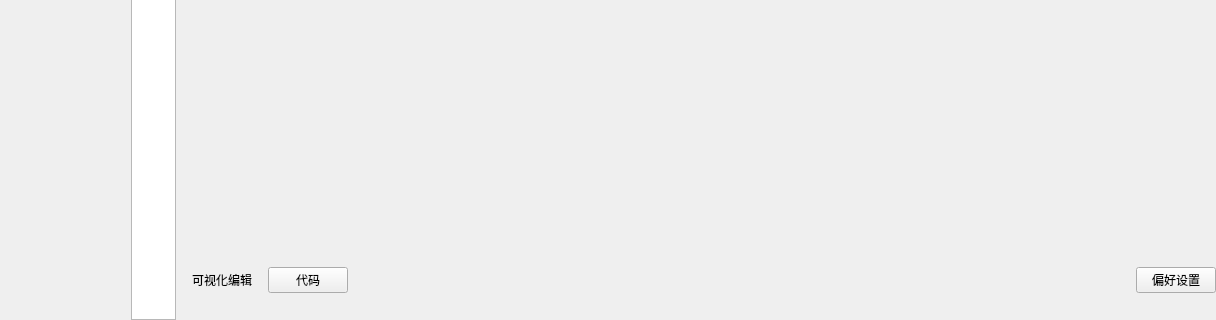
This is Visual-Editor/mainwindow.ui in Marcus-P-114514/Genshin-Impact-BWiKi-NPC-Editor as Qt 5 draws it before an edit; both pictures show x 0 to 1216 and y 416 to 736 of the 1216 by 736 pixel window. The edited form follows.
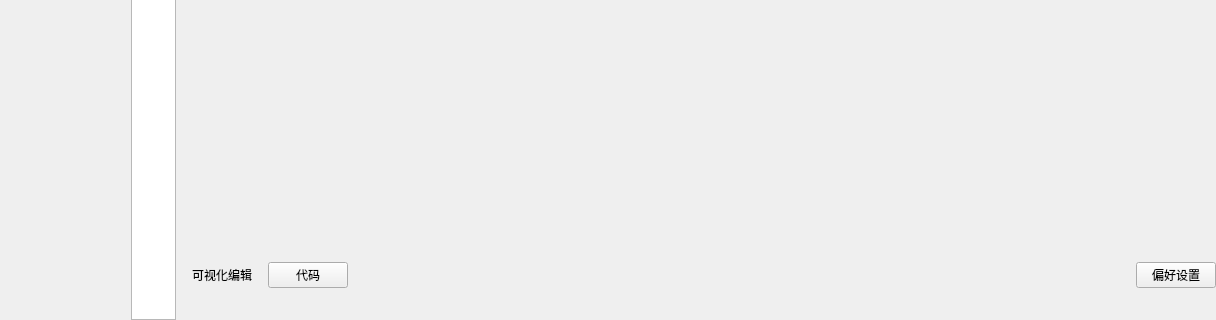
This is the edited form.

Diff of the .ui file:
```diff
--- a/Visual-Editor/mainwindow.ui
+++ b/Visual-Editor/mainwindow.ui
@@ -103,7 +103,7 @@
           <item row="0" column="0">
            <layout class="QHBoxLayout" name="horizontalLayout_3">
             <property name="bottomMargin">
-             <number>5</number>
+             <number>15</number>
             </property>
             <item>
              <widget class="QPushButton" name="visual_editor_selected">
```
